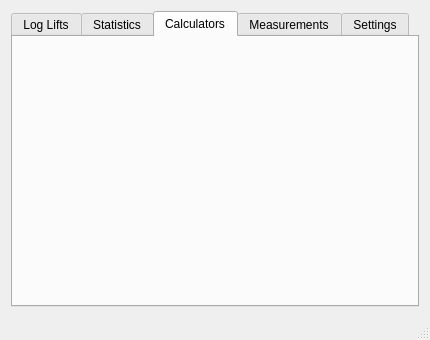
Old version of the form mainwindow.ui in the repository krille0x7c2/LiftLog.
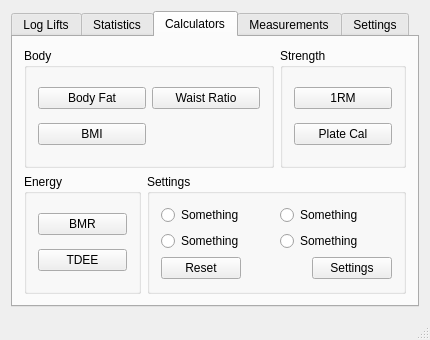
New version of the form. The open tabs and pages were chosen to show the change.

Commit message: Added buttons to initial calculator tab

```diff
--- a/mainwindow.ui
+++ b/mainwindow.ui
@@ -173,6 +173,148 @@
        <attribute name="title">
         <string>Calculators</string>
        </attribute>
+       <layout class="QGridLayout" name="gridLayout_5">
+        <item row="0" column="0" colspan="2">
+         <widget class="QGroupBox" name="groupBox_2">
+          <property name="title">
+           <string>Body</string>
+          </property>
+          <layout class="QGridLayout" name="gridLayout_4">
+           <item row="0" column="0">
+            <widget class="QPushButton" name="pushButton">
+             <property name="text">
+              <string>Body Fat</string>
+             </property>
+            </widget>
+           </item>
+           <item row="0" column="1">
+            <widget class="QPushButton" name="pushButton_5">
+             <property name="text">
+              <string>Waist Ratio</string>
+             </property>
+            </widget>
+           </item>
+           <item row="1" column="0">
+            <widget class="QPushButton" name="pushButton_2">
+             <property name="text">
+              <string>BMI</string>
+             </property>
+            </widget>
+           </item>
+          </layout>
+         </widget>
+        </item>
+        <item row="0" column="2">
+         <widget class="QGroupBox" name="groupBox_5">
+          <property name="title">
+           <string>Strength</string>
+          </property>
+          <layout class="QVBoxLayout" name="verticalLayout_6">
+           <item>
+            <widget class="QPushButton" name="pushButton_6">
+             <property name="text">
+              <string>1RM</string>
+             </property>
+            </widget>
+           </item>
+           <item>
+            <widget class="QPushButton" name="pushButton_7">
+             <property name="text">
+              <string>Plate Cal</string>
+             </property>
+            </widget>
+           </item>
+          </layout>
+         </widget>
+        </item>
+        <item row="1" column="0">
+         <widget class="QGroupBox" name="groupBox_3">
+          <property name="title">
+           <string>Energy</string>
+          </property>
+          <layout class="QVBoxLayout" name="verticalLayout_3">
+           <item>
+            <widget class="QPushButton" name="pushButton_4">
+             <property name="text">
+              <string>BMR</string>
+             </property>
+            </widget>
+           </item>
+           <item>
+            <widget class="QPushButton" name="pushButton_3">
+             <property name="text">
+              <string>TDEE</string>
+             </property>
+            </widget>
+           </item>
+          </layout>
+         </widget>
+        </item>
+        <item row="1" column="1" colspan="2">
+         <widget class="QGroupBox" name="groupBox_6">
+          <property name="title">
+           <string>Settings</string>
+          </property>
+          <layout class="QGridLayout" name="gridLayout_3">
+           <item row="0" column="0" colspan="2">
+            <widget class="QRadioButton" name="radioButton">
+             <property name="text">
+              <string>Something</string>
+             </property>
+            </widget>
+           </item>
+           <item row="0" column="2" colspan="2">
+            <widget class="QRadioButton" name="radioButton_2">
+             <property name="text">
+              <string>Something</string>
+             </property>
+            </widget>
+           </item>
+           <item row="1" column="0" colspan="2">
+            <widget class="QRadioButton" name="radioButton_3">
+             <property name="text">
+              <string>Something</string>
+             </property>
+            </widget>
+           </item>
+           <item row="1" column="2" colspan="2">
+            <widget class="QRadioButton" name="radioButton_4">
+             <property name="text">
+              <string>Something</string>
+             </property>
+            </widget>
+           </item>
+           <item row="2" column="0">
+            <widget class="QPushButton" name="pushButton_9">
+             <property name="text">
+              <string>Reset</string>
+             </property>
+            </widget>
+           </item>
+           <item row="2" column="1" colspan="2">
+            <spacer name="horizontalSpacer_2">
+             <property name="orientation">
+              <enum>Qt::Horizontal</enum>
+             </property>
+             <property name="sizeHint" stdset="0">
+              <size>
+               <width>59</width>
+               <height>20</height>
+              </size>
+             </property>
+            </spacer>
+           </item>
+           <item row="2" column="3">
+            <widget class="QPushButton" name="pushButton_8">
+             <property name="text">
+              <string>Settings</string>
+             </property>
+            </widget>
+           </item>
+          </layout>
+         </widget>
+        </item>
+       </layout>
       </widget>
       <widget class="QWidget" name="tabMeasure">
        <attribute name="title">
```
Left out of the diff: 2 changed lines with no effect on the pictures. The commit also changes 4 other files.
